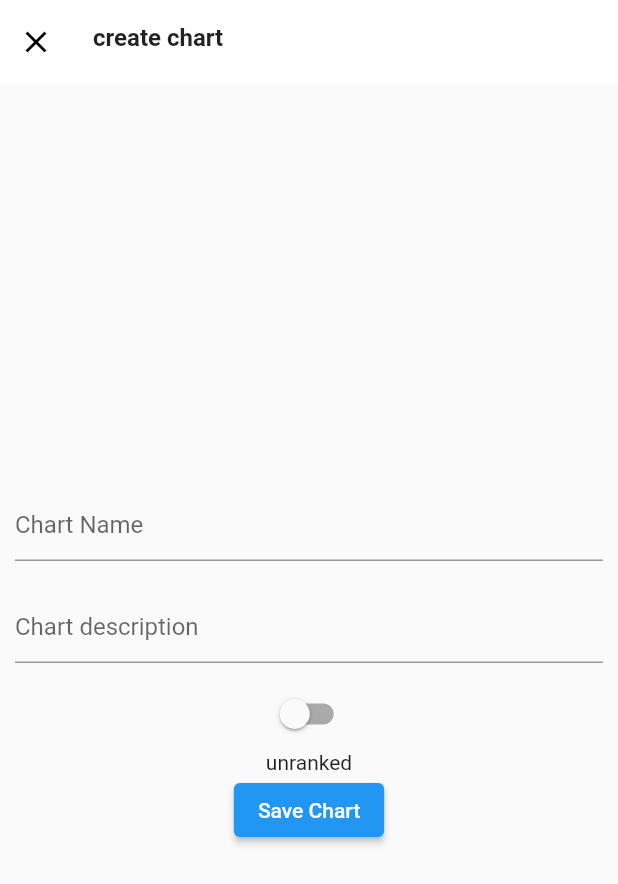
After one commit to lbbri/charted, a Flutter app: the CreateChartPage screen opened by its route, on a phone screen of 412 x 824 dp. The commit adds this screen. Shown: the top 884 px of the screen. Run offline on Flutter 3.47's test engine with Material 2 defaults, Android fonts, the light colour scheme and no system bars; our stand-ins replace cloud_firestore, firebase_auth, firebase_core; accounts and stored records are empty; network calls fail.

Commit message:
Log in/Sign up redirects to charts page. User can create a chart with a name, description, and whether it's ranked or not. When a chart is created an iteration is also created.

```diff
--- /dev/null
+++ b/lib/custom/forms/createchartform.dart
@@ -0,0 +1,76 @@
+import 'package:charted/services/database_service.dart';
+import 'package:firebase_auth/firebase_auth.dart';
+import 'package:flutter/material.dart';
+
+class CreateChartForm extends StatefulWidget {
+  const CreateChartForm({
+    required this.onTap,
+    Key? key,
+  }) : super(key: key);
+  final Function onTap;
+  @override
+  State<CreateChartForm> createState() => _CreateChartFormState();
+}
+
+class _CreateChartFormState extends State<CreateChartForm> {
+  var formKey = GlobalKey<FormState>();
+  var loading = false;
+  var name = TextEditingController();
+  var description = TextEditingController();
+  var isRanked = false;
+  final FirebaseAuth _auth = FirebaseAuth.instance;
+  final db = DatabaseService();
+
+  @override
+  Widget build(BuildContext context) {
+    return loading
+        ? const Center(child: Text('loading'))
+        : Form(
+            key: formKey,
+            child: Column(
+              children: [
+                Padding(
+                  padding: const EdgeInsets.all(10),
+                  child: TextFormField(
+                    controller: name,
+                    decoration: const InputDecoration(
+                      hintText: 'Chart Name',
+                    ),
+                    validator: (String? value) {
+                      if (value == null) {
+                        return "Name cannot be empty";
+                      }
+                    },
+                  ),
+                ),
+                Padding(
+                  padding: const EdgeInsets.all(10),
+                  child: TextFormField(
+                    controller: description,
+                    decoration:
+                        const InputDecoration(hintText: 'Chart description'),
+                  ),
+                ),
+                Switch(
+                    value: isRanked,
+                    onChanged: (value) {
+                      setState(() {
+                        isRanked = value;
+                      });
+                    }),
+                Text(isRanked ? 'ranked' : 'unranked'),
+                ElevatedButton(
+                    onPressed: () {
+                      _create();
+                    },
+                    child: const Text("Save Chart")),
+              ],
+            ),
+          );
+  }
+
+  void _create() {
+    db.addChart(_auth.currentUser!.uid, name.text, description.text, isRanked);
+    widget.onTap();
+  }
+}
--- a/lib/driver.dart
+++ b/lib/driver.dart
@@ -1,3 +1,4 @@
+import 'package:charted/pages/charts.dart';
 import 'package:charted/pages/home.dart';
 import 'package:charted/pages/login.dart';
 import 'package:firebase_auth/firebase_auth.dart';
@@ -13,7 +14,7 @@ class Driver extends StatelessWidget {
     var stream = _auth.idTokenChanges();
     stream.listen((event) {});
     if (_auth.currentUser != null) {
-      return const HomePage();
+      return const ChartsPage();
     } else {
       return const LogInPage();
     }
--- /dev/null
+++ b/lib/pages/createchart.dart
@@ -0,0 +1,78 @@
+import 'package:charted/custom/forms/createchartform.dart';
+import 'package:flutter/material.dart';
+
+class CreateChartPage extends StatefulWidget {
+  static const String routeName = '/create-charts';
+
+  const CreateChartPage({Key? key}) : super(key: key);
+  @override
+  State<CreateChartPage> createState() => _CreateChartPageState();
+}
+
+class _CreateChartPageState extends State<CreateChartPage> {
+  // List<ChatPreview> chatPreviews =
+  @override
+  void initState() {
+    super.initState();
+  }
+
+  @override
+  Widget build(BuildContext context) {
+    return Scaffold(
+        appBar: AppBar(
+          elevation: 0,
+          automaticallyImplyLeading: false,
+          backgroundColor: Colors.white,
+          flexibleSpace: SafeArea(
+            child: Container(
+              padding: const EdgeInsets.only(right: 16),
+              child: Row(
+                children: <Widget>[
+                  IconButton(
+                    onPressed: () {
+                      Navigator.pop(context);
+                    },
+                    icon: const Icon(
+                      Icons.clear,
+                      color: Colors.black,
+                    ),
+                  ),
+                  const SizedBox(
+                    width: 2,
+                  ),
+                  const SizedBox(
+                    width: 12,
+                  ),
+                  Expanded(
+                    child: Column(
+                      crossAxisAlignment: CrossAxisAlignment.start,
+                      mainAxisAlignment: MainAxisAlignment.center,
+                      children: const <Widget>[
+                        Text(
+                          'create chart',
+                          style: TextStyle(
+                              fontSize: 16, fontWeight: FontWeight.w600),
+                        ),
+                        SizedBox(
+                          height: 6,
+                        ),
+                      ],
+                    ),
+                  ),
+                ],
+              ),
+            ),
+          ),
+        ),
+        body: Center(
+            child: Column(
+                mainAxisAlignment: MainAxisAlignment.center,
+                children: <Widget>[
+              CreateChartForm(onTap: () => _successfulCreation(context)),
+            ])));
+  }
+
+  static void _successfulCreation(BuildContext context) {
+    Navigator.pop(context);
+  }
+}
--- a/lib/pages/login.dart
+++ b/lib/pages/login.dart
@@ -1,4 +1,4 @@
-import 'package:charted/pages/home.dart';
+import 'package:charted/pages/charts.dart';
 import 'package:charted/custom/forms/loginform.dart';
 import 'package:flutter/material.dart';
 
@@ -23,7 +23,7 @@ class LogInPage extends StatelessWidget {
     Navigator.pop(context);
     Navigator.pushAndRemoveUntil(
       context,
-      MaterialPageRoute(builder: (BuildContext context) => const HomePage()),
+      MaterialPageRoute(builder: (BuildContext context) => const ChartsPage()),
       ModalRoute.withName('/'),
     );
   }
--- a/lib/pages/signup.dart
+++ b/lib/pages/signup.dart
@@ -1,3 +1,4 @@
+import 'package:charted/pages/charts.dart';
 import 'package:charted/pages/home.dart';
 import 'package:charted/custom/forms/signupform.dart';
 import 'package:flutter/material.dart';
@@ -20,9 +21,10 @@ class SignUpPage extends StatelessWidget {
   }
 
   static void _successfulSignUp(BuildContext context) {
+    Navigator.pop(context);
     Navigator.pushAndRemoveUntil(
       context,
-      MaterialPageRoute(builder: (BuildContext context) => const HomePage()),
+      MaterialPageRoute(builder: (BuildContext context) => const ChartsPage()),
       ModalRoute.withName('/'),
     );
   }
--- a/lib/routes/router.dart
+++ b/lib/routes/router.dart
@@ -1,4 +1,6 @@
 import 'package:charted/driver.dart';
+import 'package:charted/pages/charts.dart';
+import 'package:charted/pages/createchart.dart';
 import 'package:charted/pages/home.dart';
 import 'package:charted/pages/signup.dart';
 import 'package:flutter/material.dart';
@@ -12,6 +14,10 @@ class AppRouter {
         return MaterialPageRoute(builder: (_) => Driver());
       case Routes.signup:
         return MaterialPageRoute(builder: (_) => const SignUpPage());
+      case Routes.charts:
+        return MaterialPageRoute(builder: (_) => const ChartsPage());
+      case Routes.createChart:
+        return MaterialPageRoute(builder: (_) => const CreateChartPage());
       default:
         return MaterialPageRoute(builder: (_) => Driver());
     }
@@ -21,5 +27,7 @@ class AppRouter {
 class Routes {
   static const String home = HomePage.routeName;
   static const String signup = SignUpPage.routeName;
+  static const String charts = ChartsPage.routeName;
+  static const String createChart = CreateChartPage.routeName;
   static const String driver = '/';
 }
--- a/lib/services/database_service.dart
+++ b/lib/services/database_service.dart
@@ -5,10 +5,7 @@ import 'package:cloud_firestore/cloud_firestore.dart';
 class DatabaseService {
   final FirebaseFirestore _firestore = FirebaseFirestore.instance;
 
-  DatabaseService() {
-    // _firestore.collection('users').snapshots().listen(_usersUpdated);
-    // _firestore.collection('posts').snapshots().listen(_postsUpdated);
-  }
+  DatabaseService();
 
   Future<void> addUser(String uid, String email, String displayName) async {
     await _firestore.collection("users").doc(uid).set({
@@ -18,4 +15,33 @@ class DatabaseService {
     });
     return;
   }
+
+  Future<void> addChart(String uid, String name,
+      [String description = '', bool ranked = false]) async {
+    await _firestore.collection("charts").add({
+      "user": uid,
+      "created": DateTime.now(),
+      "last_iteration": '',
+    }).then((value) {
+      final chartId = value.id;
+      addIteration(chartId, name, description, ranked);
+    });
+  }
+
+  Future<void> addIteration(String chart, String name,
+      [String description = '', bool ranked = false]) async {
+    await _firestore.collection("iterations").add({
+      "chart": chart,
+      "name": name,
+      "description": description,
+      "ranked": ranked,
+      "content": {},
+      "created": DateTime.now()
+    }).then((value) {
+      _firestore
+          .collection("charts")
+          .doc(chart)
+          .update({"last_iteration": value.id});
+    });
+  }
 }
```
Also changed, not shown: lib/pages/charts.dart (added, +78 -0 lines).
